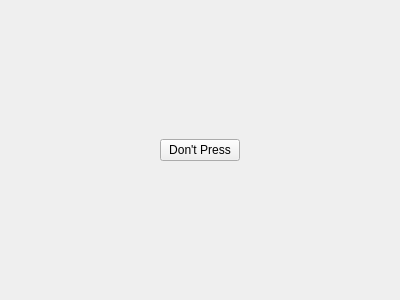
First picture: the form in Kakuro/mainwidget.ui, repository RRValue/Kakuro, before the edit.
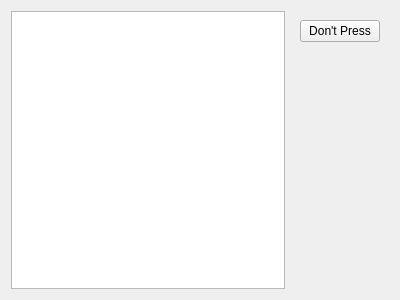
Second picture: the form after the edit.

Commit message: add qt table view + model + item delegate stub to paint puzzle

Patch:
```diff
--- a/Kakuro/mainwidget.ui
+++ b/Kakuro/mainwidget.ui
@@ -13,65 +13,35 @@
   <property name="windowTitle">
    <string>Form</string>
   </property>
-  <layout class="QGridLayout" name="gridLayout">
-   <item row="1" column="0">
-    <spacer name="horizontalSpacer">
-     <property name="orientation">
-      <enum>Qt::Horizontal</enum>
-     </property>
-     <property name="sizeHint" stdset="0">
-      <size>
-       <width>40</width>
-       <height>20</height>
-      </size>
-     </property>
-    </spacer>
+  <layout class="QHBoxLayout" name="horizontalLayout">
+   <item>
+    <widget class="QTableView" name="m_PuzzleView"/>
    </item>
-   <item row="0" column="1">
-    <spacer name="verticalSpacer">
-     <property name="orientation">
-      <enum>Qt::Vertical</enum>
-     </property>
-     <property name="sizeHint" stdset="0">
-      <size>
-       <width>20</width>
-       <height>40</height>
-      </size>
-     </property>
-    </spacer>
-   </item>
-   <item row="1" column="1">
+   <item>
+    <widget class="QWidget" name="widget" native="true">
+     <layout class="QVBoxLayout" name="verticalLayout">
+      <item>
     <widget class="QPushButton" name="pushButton">
      <property name="text">
       <string notr="true">Don't Press</string>
      </property>
     </widget>
    </item>
-   <item row="1" column="2">
-    <spacer name="horizontalSpacer_2">
-     <property name="orientation">
-      <enum>Qt::Horizontal</enum>
-     </property>
-     <property name="sizeHint" stdset="0">
-      <size>
-       <width>40</width>
-       <height>20</height>
-      </size>
-     </property>
-    </spacer>
-   </item>
-   <item row="2" column="1">
-    <spacer name="verticalSpacer_2">
+      <item>
+       <spacer name="verticalSpacer">
      <property name="orientation">
       <enum>Qt::Vertical</enum>
      </property>
      <property name="sizeHint" stdset="0">
       <size>
        <width>20</width>
-       <height>40</height>
+          <height>231</height>
       </size>
      </property>
     </spacer>
+      </item>
+     </layout>
+    </widget>
    </item>
   </layout>
  </widget>
```
Lines whose indentation alone changed are shown as unchanged. The commit also changes 8 other files.
